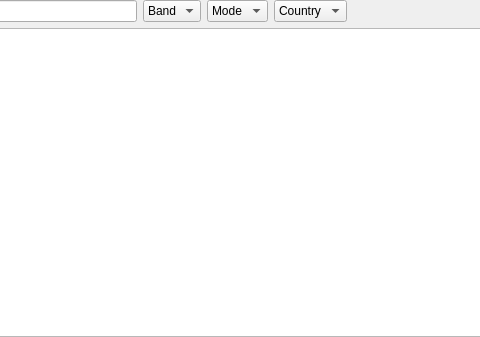
This is ui/LogbookWidget.ui in k5mcd/QLog as Qt 5 draws it before an edit; both pictures show x 163 to 643 and y 0 to 337 of the 809 by 337 pixel window. The edited form follows.
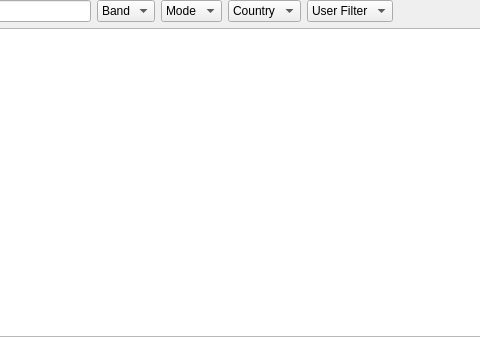
This is the edited form. Icons and pictures are not drawn.

Commit message: Main Log Filter: Added User-defined filters

What changed in the file:
```diff
--- a/ui/LogbookWidget.ui
+++ b/ui/LogbookWidget.ui
@@ -79,6 +79,15 @@
          </item>
         </widget>
        </item>
+       <item>
+        <widget class="QComboBox" name="userFilter">
+         <item>
+          <property name="text">
+           <string>User Filter</string>
+          </property>
+         </item>
+        </widget>
+       </item>
        <item>
         <spacer name="horizontalSpacer">
          <property name="orientation">
```
Left out of the diff: 17 changed lines with no effect on the pictures. The commit also changes 17 other files.
